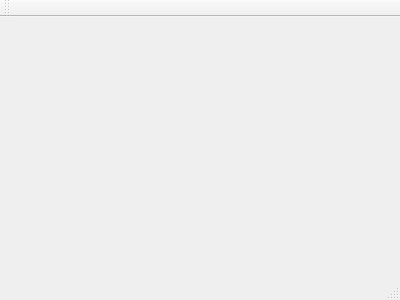
wid0ki/BugzBunny, file mainwindow.ui: the form before one commit.
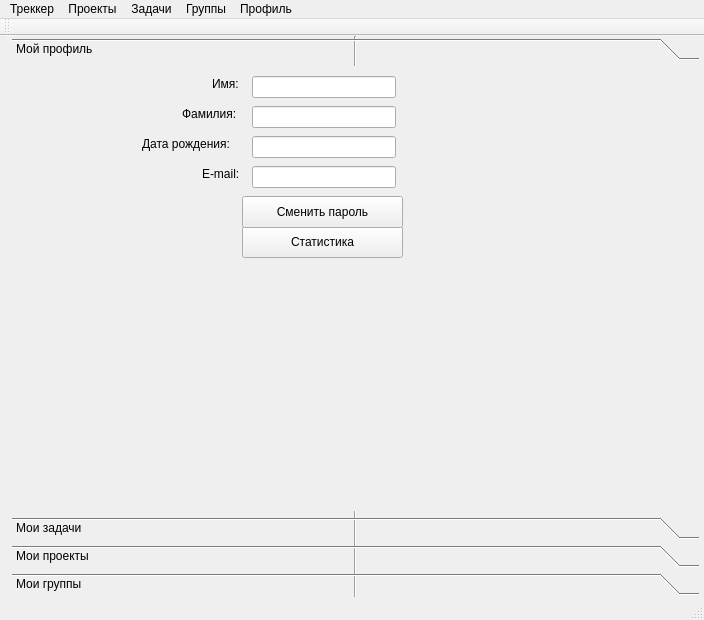
The form after the commit.

```diff
--- a/mainwindow.ui
+++ b/mainwindow.ui
@@ -6,23 +6,258 @@
    <rect>
     <x>0</x>
     <y>0</y>
-    <width>400</width>
-    <height>300</height>
+    <width>704</width>
+    <height>620</height>
    </rect>
   </property>
   <property name="windowTitle">
    <string>BugzBunny</string>
   </property>
-  <widget class="QWidget" name="centralWidget"/>
+  <widget class="QWidget" name="centralWidget">
+   <widget class="QToolBox" name="toolBox">
+    <property name="geometry">
+     <rect>
+      <x>10</x>
+      <y>0</y>
+      <width>691</width>
+      <height>561</height>
+     </rect>
+    </property>
+    <property name="frameShape">
+     <enum>QFrame::VLine</enum>
+    </property>
+    <property name="frameShadow">
+     <enum>QFrame::Sunken</enum>
+    </property>
+    <property name="currentIndex">
+     <number>0</number>
+    </property>
+    <widget class="QWidget" name="page">
+     <property name="geometry">
+      <rect>
+       <x>0</x>
+       <y>0</y>
+       <width>689</width>
+       <height>423</height>
+      </rect>
+     </property>
+     <attribute name="label">
+      <string>Мой профиль</string>
+     </attribute>
+     <widget class="QLineEdit" name="lineEdit_4">
+      <property name="geometry">
+       <rect>
+        <x>240</x>
+        <y>100</y>
+        <width>144</width>
+        <height>22</height>
+       </rect>
+      </property>
+     </widget>
+     <widget class="QLabel" name="label_2">
+      <property name="geometry">
+       <rect>
+        <x>170</x>
+        <y>40</y>
+        <width>61</width>
+        <height>16</height>
+       </rect>
+      </property>
+      <property name="text">
+       <string>Фамилия:</string>
+      </property>
+     </widget>
+     <widget class="QPushButton" name="pushButton_2">
+      <property name="geometry">
+       <rect>
+        <x>230</x>
+        <y>160</y>
+        <width>161</width>
+        <height>32</height>
+       </rect>
+      </property>
+      <property name="text">
+       <string>Статистика</string>
+      </property>
+     </widget>
+     <widget class="QPushButton" name="pushButton">
+      <property name="geometry">
+       <rect>
+        <x>230</x>
+        <y>130</y>
+        <width>161</width>
+        <height>32</height>
+       </rect>
+      </property>
+      <property name="text">
+       <string>Сменить пароль</string>
+      </property>
+     </widget>
+     <widget class="QLineEdit" name="lineEdit_2">
+      <property name="geometry">
+       <rect>
+        <x>240</x>
+        <y>40</y>
+        <width>144</width>
+        <height>22</height>
+       </rect>
+      </property>
+     </widget>
+     <widget class="QLabel" name="label_3">
+      <property name="geometry">
+       <rect>
+        <x>130</x>
+        <y>70</y>
+        <width>104</width>
+        <height>16</height>
+       </rect>
+      </property>
+      <property name="text">
+       <string>Дата рождения:</string>
+      </property>
+     </widget>
+     <widget class="QLabel" name="label_4">
+      <property name="geometry">
+       <rect>
+        <x>190</x>
+        <y>100</y>
+        <width>46</width>
+        <height>16</height>
+       </rect>
+      </property>
+      <property name="text">
+       <string>E-mail:</string>
+      </property>
+     </widget>
+     <widget class="QLineEdit" name="lineEdit_3">
+      <property name="geometry">
+       <rect>
+        <x>240</x>
+        <y>70</y>
+        <width>144</width>
+        <height>22</height>
+       </rect>
+      </property>
+     </widget>
+     <widget class="QLabel" name="label">
+      <property name="geometry">
+       <rect>
+        <x>200</x>
+        <y>10</y>
+        <width>30</width>
+        <height>16</height>
+       </rect>
+      </property>
+      <property name="text">
+       <string>Имя:</string>
+      </property>
+     </widget>
+     <widget class="QLineEdit" name="lineEdit">
+      <property name="geometry">
+       <rect>
+        <x>240</x>
+        <y>10</y>
+        <width>144</width>
+        <height>22</height>
+       </rect>
+      </property>
+     </widget>
+    </widget>
+    <widget class="QWidget" name="page_2">
+     <property name="geometry">
+      <rect>
+       <x>0</x>
+       <y>0</y>
+       <width>689</width>
+       <height>423</height>
+      </rect>
+     </property>
+     <attribute name="label">
+      <string>Мои задачи</string>
+     </attribute>
+    </widget>
+    <widget class="QWidget" name="page_3">
+     <property name="geometry">
+      <rect>
+       <x>0</x>
+       <y>0</y>
+       <width>689</width>
+       <height>423</height>
+      </rect>
+     </property>
+     <attribute name="label">
+      <string>Мои проекты</string>
+     </attribute>
+    </widget>
+    <widget class="QWidget" name="page_4">
+     <property name="geometry">
+      <rect>
+       <x>0</x>
+       <y>0</y>
+       <width>689</width>
+       <height>423</height>
+      </rect>
+     </property>
+     <attribute name="label">
+      <string>Мои группы</string>
+     </attribute>
+    </widget>
+   </widget>
+  </widget>
   <widget class="QMenuBar" name="menuBar">
    <property name="geometry">
     <rect>
      <x>0</x>
      <y>0</y>
-     <width>400</width>
+     <width>704</width>
      <height>22</height>
     </rect>
    </property>
+   <widget class="QMenu" name="menu">
+    <property name="title">
+     <string>Треккер</string>
+    </property>
+    <addaction name="action"/>
+    <addaction name="action_11"/>
+    <addaction name="action_12"/>
+    <addaction name="action_13"/>
+   </widget>
+   <widget class="QMenu" name="menu_2">
+    <property name="title">
+     <string>Проекты</string>
+    </property>
+    <addaction name="action_9"/>
+    <addaction name="action_10"/>
+   </widget>
+   <widget class="QMenu" name="menu_3">
+    <property name="title">
+     <string>Задачи</string>
+    </property>
+    <addaction name="action_6"/>
+    <addaction name="action_7"/>
+    <addaction name="action_8"/>
+   </widget>
+   <widget class="QMenu" name="menu_4">
+    <property name="title">
+     <string>Профиль</string>
+    </property>
+    <addaction name="action_2"/>
+    <addaction name="action_3"/>
+    <addaction name="separator"/>
+    <addaction name="action_4"/>
+   </widget>
+   <widget class="QMenu" name="menu_5">
+    <property name="title">
+     <string>Группы</string>
+    </property>
+    <addaction name="action_5"/>
+    <addaction name="action_14"/>
+   </widget>
+   <addaction name="menu"/>
+   <addaction name="menu_2"/>
+   <addaction name="menu_3"/>
+   <addaction name="menu_5"/>
+   <addaction name="menu_4"/>
   </widget>
   <widget class="QToolBar" name="mainToolBar">
    <attribute name="toolBarArea">
```
Left out of the diff: 70 changed lines with no effect on the pictures.
